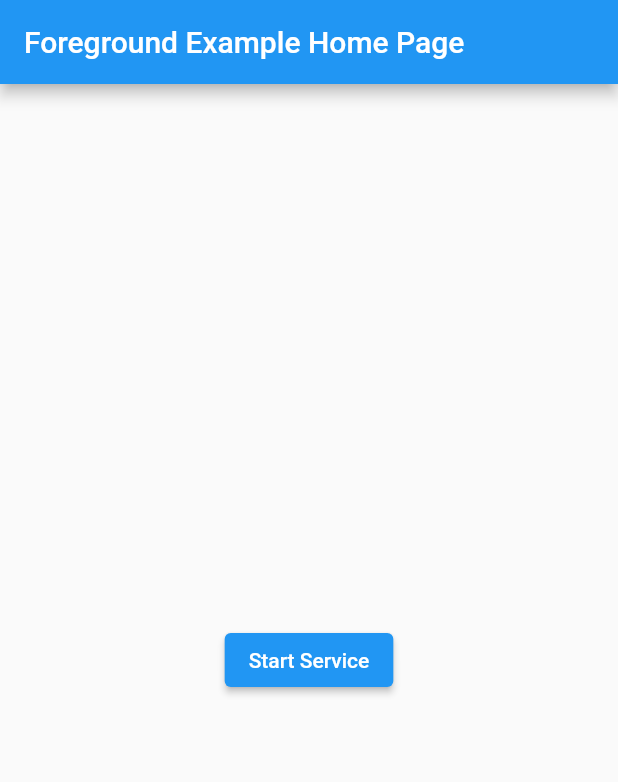
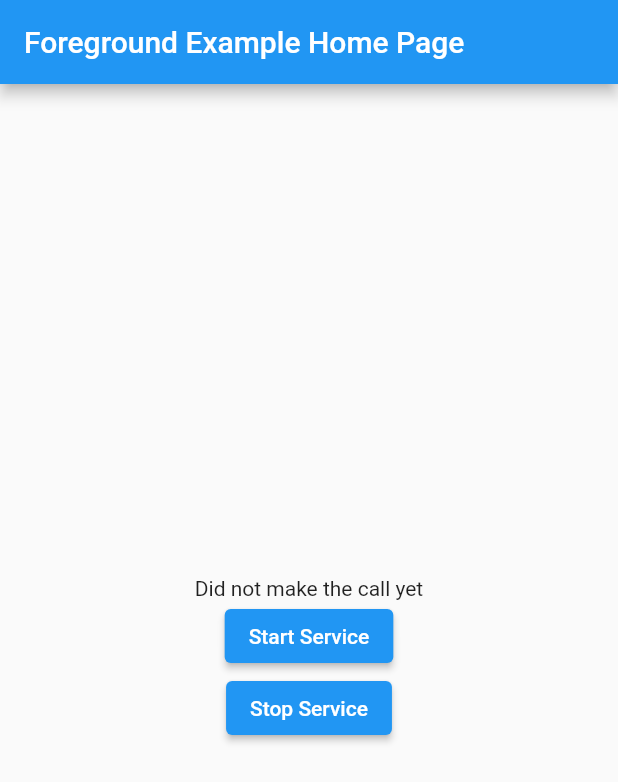
Before and after one commit to ivanburlakov/flutter-android-foreground-service-example, a Flutter app: the screen it shows after launch, after a tap on "Start Service", on a phone screen of 412 x 824 dp. Shown: the top 782 px of the screen. Run offline on Flutter 3.47's test engine with Material 2 defaults, Android fonts, the phone set to English and light mode, and no system bars.

Commit message:
fix buttons

```diff
--- a/lib/main.dart
+++ b/lib/main.dart
@@ -29,19 +29,24 @@ class MyHomePage extends StatefulWidget {
 
 class _MyHomePageState extends State<MyHomePage> {
   static const platform = const MethodChannel('example_service');
-  bool _serviceIsRunning = false;
+  String _serverState = 'Did not make the call yet';
 
-  Future<void> _toggleService() async {
+  Future<void> _startService() async {
     try {
-      String methodName =
-          !_serviceIsRunning ? 'startExampleService' : 'stopExampleService';
-      final result = await platform.invokeMethod(methodName);
+      final result = await platform.invokeMethod('startExampleService');
       setState(() {
-        if ('$result' == 'Started!') {
-          _serviceIsRunning = true;
-        } else if ('$result' == 'Stopped!') {
-          _serviceIsRunning = false;
-        }
+        _serverState = result;
+      });
+    } on PlatformException catch (e) {
+      print("Failed to invoke method: '${e.message}'.");
+    }
+  }
+
+  Future<void> _stopService() async {
+    try {
+      final result = await platform.invokeMethod('stopExampleService');
+      setState(() {
+        _serverState = result;
       });
     } on PlatformException catch (e) {
       print("Failed to invoke method: '${e.message}'.");
@@ -55,11 +60,19 @@ class _MyHomePageState extends State<MyHomePage> {
         title: Text(widget.title),
       ),
       body: Center(
-        child: ElevatedButton(
-          child: Text(
-            !_serviceIsRunning ? 'Start Service' : 'Stop Service',
-          ),
-          onPressed: _toggleService,
+        child: Column(
+          mainAxisAlignment: MainAxisAlignment.center,
+          children: [
+            Text(_serverState),
+            ElevatedButton(
+              child: Text('Start Service'),
+              onPressed: _startService,
+            ),
+            ElevatedButton(
+              child: Text('Stop Service'),
+              onPressed: _stopService,
+            ),
+          ],
         ),
       ),
     );
```
